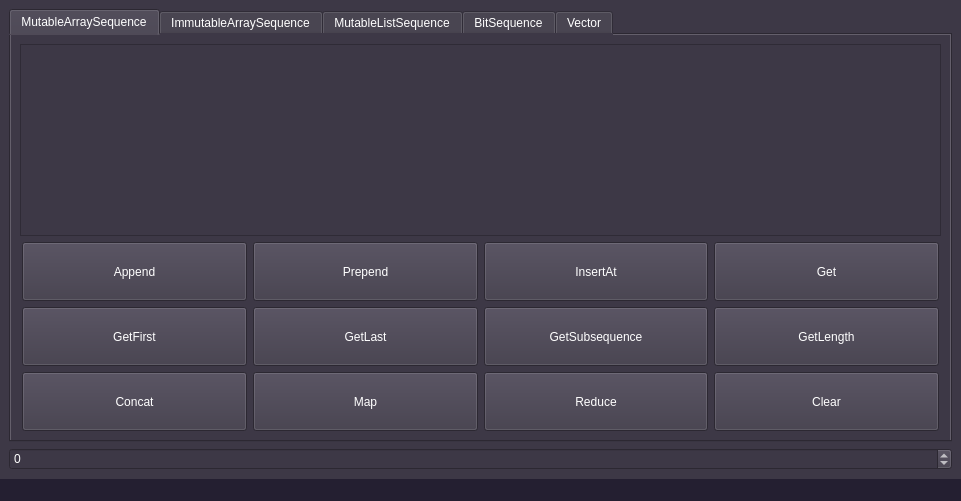
WwWwIvanwWwW/lab2, file gui/mainwindow.ui: the form before one commit.
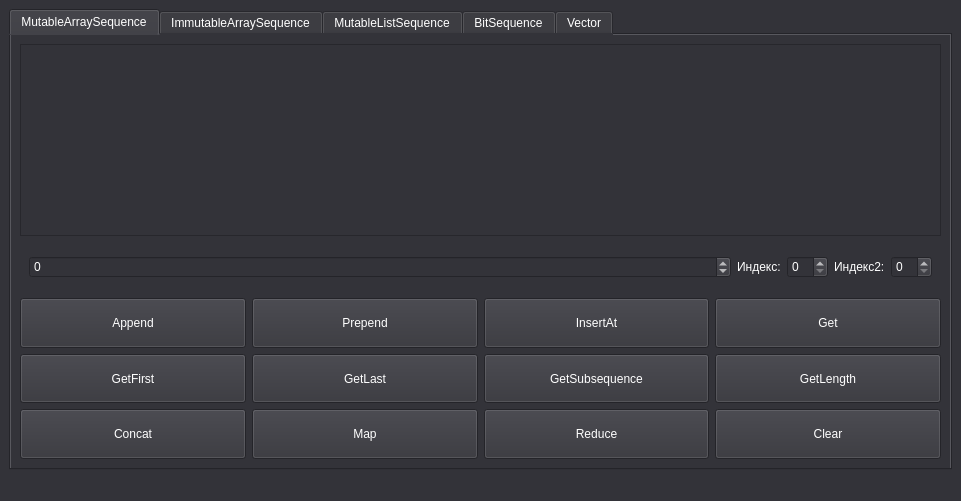
The form after the commit.

Commit message: Gui: Added 2 indexes. Functions implemented: MatoQString, InputSequence, QstringtoMa, onMaInsertAt, OnMaGet, onMaGetSubsequence..

The edit to the form file:
```diff
--- a/gui/mainwindow.ui
+++ b/gui/mainwindow.ui
@@ -20,7 +20,7 @@
    <string>Sequence Tester</string>
   </property>
   <property name="styleSheet">
-   <string notr="true">background-color: rgb(36, 31, 49);
+   <string notr="true">background-color: rgb(51, 51, 57);
 color: rgb(255, 255, 255);</string>
   </property>
   <property name="toolButtonStyle">
@@ -34,7 +34,7 @@
     </sizepolicy>
    </property>
    <property name="styleSheet">
-    <string notr="true">background-color: rgb(61, 56, 70);</string>
+    <string notr="true">background-color: rgb(51, 51, 57);</string>
    </property>
    <layout class="QGridLayout" name="gridLayout_2">
     <item row="0" column="0">
@@ -46,221 +46,325 @@
        <number>0</number>
       </property>
       <widget class="QWidget" name="MutableArraySequence">
+       <property name="sizePolicy">
+        <sizepolicy hsizetype="Preferred" vsizetype="Minimum">
+         <horstretch>0</horstretch>
+         <verstretch>0</verstretch>
+        </sizepolicy>
+       </property>
+       <property name="minimumSize">
+        <size>
+         <width>0</width>
+         <height>300</height>
+        </size>
+       </property>
        <attribute name="title">
         <string>MutableArraySequence</string>
        </attribute>
-       <layout class="QGridLayout" name="gridLayout_8">
-        <item row="1" column="0">
-         <layout class="QGridLayout" name="gridLayout" rowstretch="1,0,0" columnstretch="1,0,0,0">
-          <property name="sizeConstraint">
-           <enum>QLayout::SetDefaultConstraint</enum>
-          </property>
-          <property name="leftMargin">
-           <number>2</number>
-          </property>
-          <property name="topMargin">
-           <number>0</number>
-          </property>
-          <property name="rightMargin">
-           <number>2</number>
-          </property>
-          <property name="spacing">
-           <number>6</number>
-          </property>
-          <item row="1" column="1">
-           <widget class="QPushButton" name="GetLast">
-            <property name="sizePolicy">
-             <sizepolicy hsizetype="Expanding" vsizetype="Expanding">
-              <horstretch>1</horstretch>
-              <verstretch>1</verstretch>
-             </sizepolicy>
-            </property>
-            <property name="styleSheet">
-             <string notr="true">color: rgb(255, 255, 255);</string>
-            </property>
-            <property name="text">
-             <string>GetLast</string>
-            </property>
-           </widget>
-          </item>
-          <item row="1" column="0">
-           <widget class="QPushButton" name="GetFirst">
-            <property name="sizePolicy">
-             <sizepolicy hsizetype="Expanding" vsizetype="Expanding">
-              <horstretch>1</horstretch>
-              <verstretch>1</verstretch>
-             </sizepolicy>
-            </property>
-            <property name="styleSheet">
-             <string notr="true">color: rgb(255, 255, 255);</string>
-            </property>
-            <property name="text">
-             <string>GetFirst</string>
-            </property>
-           </widget>
-          </item>
-          <item row="1" column="2">
-           <widget class="QPushButton" name="GetSubsequence">
-            <property name="sizePolicy">
-             <sizepolicy hsizetype="Expanding" vsizetype="Expanding">
-              <horstretch>1</horstretch>
-              <verstretch>1</verstretch>
-             </sizepolicy>
-            </property>
-            <property name="styleSheet">
-             <string notr="true">color: rgb(255, 255, 255);</string>
-            </property>
-            <property name="text">
-             <string>GetSubsequence</string>
-            </property>
-           </widget>
-          </item>
-          <item row="0" column="1">
-           <widget class="QPushButton" name="Prepend">
-            <property name="sizePolicy">
-             <sizepolicy hsizetype="Expanding" vsizetype="Expanding">
-              <horstretch>1</horstretch>
-              <verstretch>1</verstretch>
-             </sizepolicy>
-            </property>
-            <property name="styleSheet">
-             <string notr="true">color: rgb(255, 255, 255);</string>
-            </property>
-            <property name="text">
-             <string>Prepend</string>
-            </property>
-           </widget>
-          </item>
-          <item row="2" column="3">
-           <widget class="QPushButton" name="Clear">
-            <property name="sizePolicy">
-             <sizepolicy hsizetype="Expanding" vsizetype="Expanding">
-              <horstretch>1</horstretch>
-              <verstretch>1</verstretch>
-             </sizepolicy>
-            </property>
-            <property name="styleSheet">
-             <string notr="true">color: rgb(255, 255, 255);</string>
-            </property>
-            <property name="text">
-             <string>Clear</string>
-            </property>
-           </widget>
-          </item>
-          <item row="0" column="3">
-           <widget class="QPushButton" name="Get">
-            <property name="sizePolicy">
-             <sizepolicy hsizetype="Expanding" vsizetype="Expanding">
-              <horstretch>1</horstretch>
-              <verstretch>1</verstretch>
-             </sizepolicy>
-            </property>
-            <property name="styleSheet">
-             <string notr="true">color: rgb(255, 255, 255);</string>
-            </property>
-            <property name="text">
-             <string>Get</string>
-            </property>
-           </widget>
-          </item>
-          <item row="0" column="2">
-           <widget class="QPushButton" name="InsertAt">
-            <property name="sizePolicy">
-             <sizepolicy hsizetype="Expanding" vsizetype="Expanding">
-              <horstretch>1</horstretch>
-              <verstretch>1</verstretch>
-             </sizepolicy>
-            </property>
-            <property name="styleSheet">
-             <string notr="true">color: rgb(255, 255, 255);</string>
-            </property>
-            <property name="text">
-             <string>InsertAt</string>
-            </property>
-           </widget>
-          </item>
-          <item row="0" column="0">
-           <widget class="QPushButton" name="Append">
-            <property name="sizePolicy">
-             <sizepolicy hsizetype="Expanding" vsizetype="Expanding">
-              <horstretch>1</horstretch>
-              <verstretch>1</verstretch>
-             </sizepolicy>
-            </property>
-            <property name="styleSheet">
-             <string notr="true">color: rgb(255, 255, 255);</string>
-            </property>
-            <property name="text">
-             <string>Append</string>
-            </property>
-           </widget>
-          </item>
-          <item row="2" column="2">
-           <widget class="QPushButton" name="Reduce">
-            <property name="sizePolicy">
-             <sizepolicy hsizetype="Expanding" vsizetype="Expanding">
-              <horstretch>1</horstretch>
-              <verstretch>1</verstretch>
-             </sizepolicy>
-            </property>
-            <property name="styleSheet">
-             <string notr="true">color: rgb(255, 255, 255);</string>
-            </property>
-            <property name="text">
-             <string>Reduce</string>
-            </property>
-           </widget>
-          </item>
-          <item row="2" column="1">
-           <widget class="QPushButton" name="Map">
-            <property name="sizePolicy">
-             <sizepolicy hsizetype="Expanding" vsizetype="Expanding">
-              <horstretch>1</horstretch>
-              <verstretch>1</verstretch>
-             </sizepolicy>
-            </property>
-            <property name="styleSheet">
-             <string notr="true">color: rgb(255, 255, 255);</string>
-            </property>
-            <property name="text">
-             <string>Map</string>
-            </property>
-           </widget>
-          </item>
-          <item row="2" column="0">
-           <widget class="QPushButton" name="Concat">
-            <property name="sizePolicy">
-             <sizepolicy hsizetype="Expanding" vsizetype="Expanding">
-              <horstretch>1</horstretch>
-              <verstretch>1</verstretch>
-             </sizepolicy>
-            </property>
-            <property name="styleSheet">
-             <string notr="true">color: rgb(255, 255, 255);</string>
-            </property>
-            <property name="text">
-             <string>Concat</string>
-            </property>
-           </widget>
-          </item>
-          <item row="1" column="3">
-           <widget class="QPushButton" name="GetLength">
-            <property name="sizePolicy">
-             <sizepolicy hsizetype="Expanding" vsizetype="Expanding">
-              <horstretch>1</horstretch>
-              <verstretch>1</verstretch>
-             </sizepolicy>
-            </property>
-            <property name="text">
-             <string>GetLength</string>
-            </property>
-           </widget>
-          </item>
-         </layout>
-        </item>
-        <item row="0" column="0">
+       <layout class="QVBoxLayout" name="verticalLayout">
+        <item>
          <widget class="QTextEdit" name="textEdit"/>
         </item>
+        <item>
+         <widget class="QWidget" name="widget" native="true">
+          <property name="sizePolicy">
+           <sizepolicy hsizetype="Preferred" vsizetype="Fixed">
+            <horstretch>1</horstretch>
+            <verstretch>0</verstretch>
+           </sizepolicy>
+          </property>
+          <property name="minimumSize">
+           <size>
+            <width>0</width>
+            <height>50</height>
+           </size>
+          </property>
+          <layout class="QHBoxLayout" name="horizontalLayout">
+           <item>
+            <widget class="QSpinBox" name="mavalue">
+             <property name="enabled">
+              <bool>true</bool>
+             </property>
+             <property name="sizePolicy">
+              <sizepolicy hsizetype="Expanding" vsizetype="Fixed">
+               <horstretch>1</horstretch>
+               <verstretch>0</verstretch>
+              </sizepolicy>
+             </property>
+             <property name="maximumSize">
+              <size>
+               <width>16777215</width>
+               <height>16777215</height>
+              </size>
+             </property>
+             <property name="styleSheet">
+              <string notr="true">color: rgb(255, 255, 255);</string>
+             </property>
+             <property name="minimum">
+              <number>-2147483647</number>
+             </property>
+             <property name="maximum">
+              <number>2147483647</number>
+             </property>
+             <property name="singleStep">
+              <number>1</number>
+             </property>
+            </widget>
+           </item>
+           <item>
+            <widget class="QLabel" name="malabel">
+             <property name="sizePolicy">
+              <sizepolicy hsizetype="Fixed" vsizetype="Fixed">
+               <horstretch>0</horstretch>
+               <verstretch>0</verstretch>
+              </sizepolicy>
+             </property>
+             <property name="text">
+              <string>Индекс:</string>
+             </property>
+            </widget>
+           </item>
+           <item>
+            <widget class="QSpinBox" name="maindex">
+             <property name="sizePolicy">
+              <sizepolicy hsizetype="Fixed" vsizetype="Fixed">
+               <horstretch>0</horstretch>
+               <verstretch>0</verstretch>
+              </sizepolicy>
+             </property>
+             <property name="baseSize">
+              <size>
+               <width>1000</width>
+               <height>0</height>
+              </size>
+             </property>
+            </widget>
+           </item>
+           <item>
+            <widget class="QLabel" name="malabel_2">
+             <property name="sizePolicy">
+              <sizepolicy hsizetype="Fixed" vsizetype="Fixed">
+               <horstretch>0</horstretch>
+               <verstretch>0</verstretch>
+              </sizepolicy>
+             </property>
+             <property name="text">
+              <string>Индекс2:</string>
+             </property>
+            </widget>
+           </item>
+           <item>
+            <widget class="QSpinBox" name="maindex2">
+             <property name="sizePolicy">
+              <sizepolicy hsizetype="Fixed" vsizetype="Fixed">
+               <horstretch>0</horstretch>
+               <verstretch>0</verstretch>
+              </sizepolicy>
+             </property>
+             <property name="baseSize">
+              <size>
+               <width>1000</width>
+               <height>0</height>
+              </size>
+             </property>
+            </widget>
+           </item>
+          </layout>
+         </widget>
+        </item>
+        <item>
+         <layout class="QGridLayout" name="gridLayout">
+          <item row="0" column="0">
+           <widget class="QPushButton" name="maAppend">
+            <property name="sizePolicy">
+             <sizepolicy hsizetype="Expanding" vsizetype="Expanding">
+              <horstretch>1</horstretch>
+              <verstretch>1</verstretch>
+             </sizepolicy>
+            </property>
+            <property name="styleSheet">
+             <string notr="true">color: rgb(255, 255, 255);</string>
+            </property>
+            <property name="text">
+             <string>Append</string>
+            </property>
+           </widget>
+          </item>
+          <item row="0" column="1">
+           <widget class="QPushButton" name="maPrepend">
+            <property name="sizePolicy">
+             <sizepolicy hsizetype="Expanding" vsizetype="Expanding">
+              <horstretch>1</horstretch>
+              <verstretch>1</verstretch>
+             </sizepolicy>
+            </property>
+            <property name="styleSheet">
+             <string notr="true">color: rgb(255, 255, 255);</string>
+            </property>
+            <property name="text">
+             <string>Prepend</string>
+            </property>
+           </widget>
+          </item>
+          <item row="0" column="2">
+           <widget class="QPushButton" name="maInsertAt">
+            <property name="sizePolicy">
+             <sizepolicy hsizetype="Expanding" vsizetype="Expanding">
+              <horstretch>1</horstretch>
+              <verstretch>1</verstretch>
+             </sizepolicy>
+            </property>
+            <property name="styleSheet">
+             <string notr="true">color: rgb(255, 255, 255);</string>
+            </property>
+            <property name="text">
+             <string>InsertAt</string>
+            </property>
+           </widget>
+          </item>
+          <item row="0" column="3">
+           <widget class="QPushButton" name="maGet">
+            <property name="sizePolicy">
+             <sizepolicy hsizetype="Expanding" vsizetype="Expanding">
+              <horstretch>1</horstretch>
+              <verstretch>1</verstretch>
+             </sizepolicy>
+            </property>
+            <property name="styleSheet">
+             <string notr="true">color: rgb(255, 255, 255);</string>
+            </property>
+            <property name="text">
+             <string>Get</string>
+            </property>
+           </widget>
+          </item>
+          <item row="1" column="0">
+           <widget class="QPushButton" name="maGetFirst">
+            <property name="sizePolicy">
+             <sizepolicy hsizetype="Expanding" vsizetype="Expanding">
+              <horstretch>1</horstretch>
+              <verstretch>1</verstretch>
+             </sizepolicy>
+            </property>
+            <property name="styleSheet">
+             <string notr="true">color: rgb(255, 255, 255);</string>
+            </property>
+            <property name="text">
+             <string>GetFirst</string>
+            </property>
+           </widget>
+          </item>
+          <item row="1" column="1">
+           <widget class="QPushButton" name="maGetLast">
+            <property name="sizePolicy">
+             <sizepolicy hsizetype="Expanding" vsizetype="Expanding">
+              <horstretch>1</horstretch>
+              <verstretch>1</verstretch>
+             </sizepolicy>
+            </property>
+            <property name="styleSheet">
+             <string notr="true">color: rgb(255, 255, 255);</string>
+            </property>
+            <property name="text">
+             <string>GetLast</string>
+            </property>
+           </widget>
+          </item>
+          <item row="1" column="2">
+           <widget class="QPushButton" name="maGetSubsequence">
+            <property name="sizePolicy">
+             <sizepolicy hsizetype="Expanding" vsizetype="Expanding">
+              <horstretch>1</horstretch>
+              <verstretch>1</verstretch>
+             </sizepolicy>
+            </property>
+            <property name="styleSheet">
+             <string notr="true">color: rgb(255, 255, 255);</string>
+            </property>
+            <property name="text">
+             <string>GetSubsequence</string>
+            </property>
+           </widget>
+          </item>
+          <item row="1" column="3">
+           <widget class="QPushButton" name="maGetLength">
+            <property name="sizePolicy">
+             <sizepolicy hsizetype="Expanding" vsizetype="Expanding">
+              <horstretch>1</horstretch>
+              <verstretch>1</verstretch>
+             </sizepolicy>
+            </property>
+            <property name="text">
+             <string>GetLength</string>
+            </property>
+           </widget>
+          </item>
+          <item row="2" column="0">
+           <widget class="QPushButton" name="maConcat">
+            <property name="sizePolicy">
+             <sizepolicy hsizetype="Expanding" vsizetype="Expanding">
+              <horstretch>1</horstretch>
+              <verstretch>1</verstretch>
+             </sizepolicy>
+            </property>
+            <property name="styleSheet">
+             <string notr="true">color: rgb(255, 255, 255);</string>
+            </property>
+            <property name="text">
+             <string>Concat</string>
+            </property>
+           </widget>
+          </item>
+          <item row="2" column="1">
+           <widget class="QPushButton" name="maMap">
+            <property name="sizePolicy">
+             <sizepolicy hsizetype="Expanding" vsizetype="Expanding">
+              <horstretch>1</horstretch>
+              <verstretch>1</verstretch>
+             </sizepolicy>
+            </property>
+            <property name="styleSheet">
+             <string notr="true">color: rgb(255, 255, 255);</string>
+            </property>
+            <property name="text">
+             <string>Map</string>
+            </property>
+           </widget>
+          </item>
+          <item row="2" column="2">
+           <widget class="QPushButton" name="maReduce">
+            <property name="sizePolicy">
+             <sizepolicy hsizetype="Expanding" vsizetype="Expanding">
+              <horstretch>1</horstretch>
+              <verstretch>1</verstretch>
+             </sizepolicy>
+            </property>
+            <property name="styleSheet">
+             <string notr="true">color: rgb(255, 255, 255);</string>
+            </property>
+            <property name="text">
+             <string>Reduce</string>
+            </property>
+           </widget>
+          </item>
+          <item row="2" column="3">
+           <widget class="QPushButton" name="maClear">
+            <property name="sizePolicy">
+             <sizepolicy hsizetype="Expanding" vsizetype="Expanding">
+              <horstretch>1</horstretch>
+              <verstretch>1</verstretch>
+             </sizepolicy>
+            </property>
+            <property name="styleSheet">
+             <string notr="true">color: rgb(255, 255, 255);</string>
+            </property>
+            <property name="text">
+             <string>Clear</string>
+            </property>
+           </widget>
+          </item>
+         </layout>
+        </item>
        </layout>
       </widget>
       <widget class="QWidget" name="ImmutableArraySequence">
@@ -1073,22 +1177,6 @@
       </widget>
      </widget>
     </item>
-    <item row="2" column="0">
-     <widget class="QSpinBox" name="spinBox">
-      <property name="styleSheet">
-       <string notr="true">color: rgb(255, 255, 255);</string>
-      </property>
-      <property name="minimum">
-       <number>-2147483647</number>
-      </property>
-      <property name="maximum">
-       <number>2147483647</number>
-      </property>
-      <property name="singleStep">
-       <number>1</number>
-      </property>
-     </widget>
-    </item>
    </layout>
   </widget>
   <widget class="QStatusBar" name="statusbar">
```
The commit also changes 2 other files.
